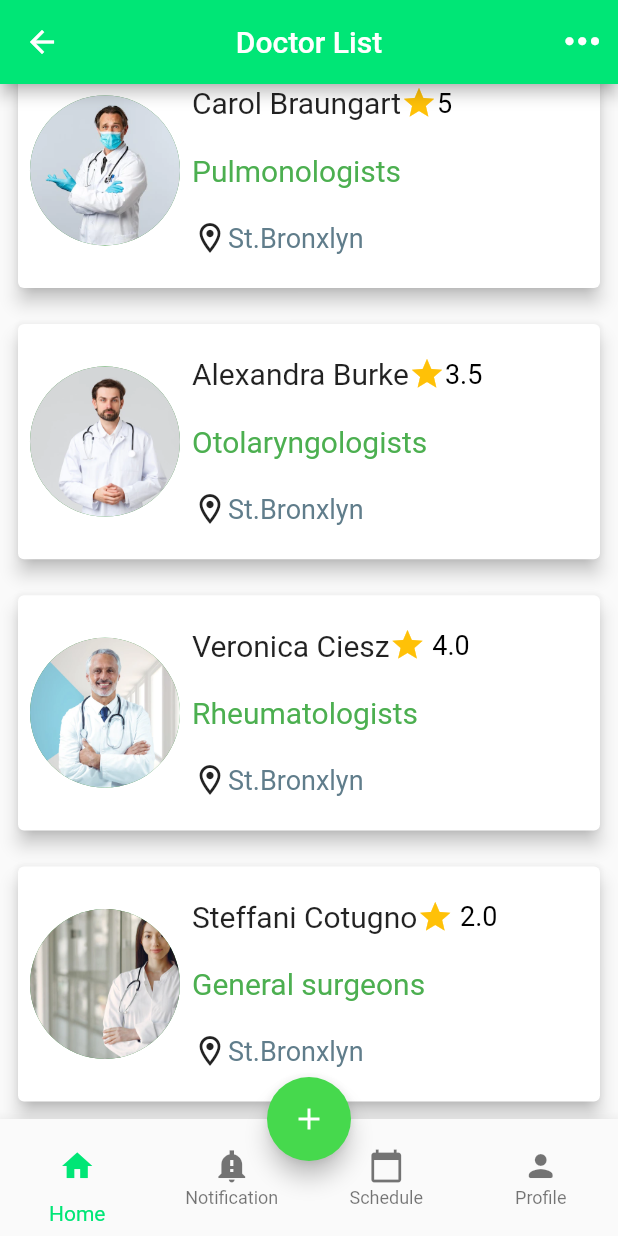
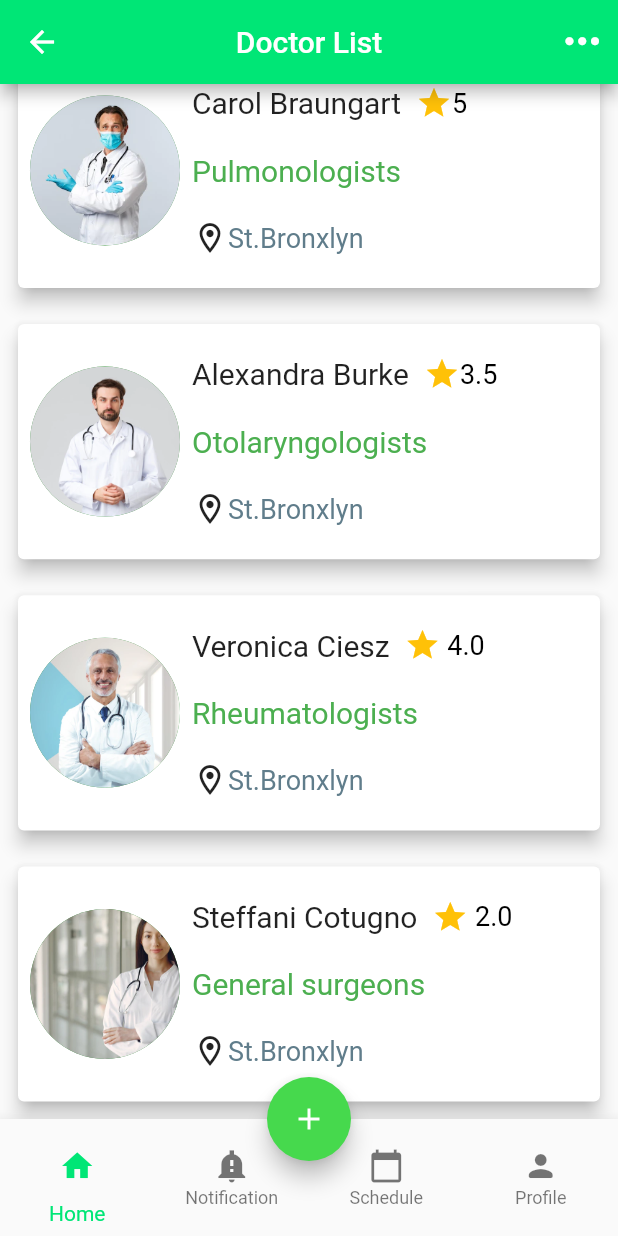
Before and after one commit to engyahmed7/Doctor-Mobile-Application, a Flutter app: the DoctorList screen opened directly, scrolled down 756 dp, on a phone screen of 412 x 824 dp. Run offline on Flutter 3.47's test engine with Material 2 defaults, Android fonts, the phone set to English and light mode, and no system bars; drawn by our look-alikes of flutter_speed_dial.

Commit message:
My Application

```diff
--- a/lib/main.dart
+++ b/lib/main.dart
@@ -62,7 +62,6 @@ class _DoctorListState extends State<DoctorList> {
           child: Container(
             width: size.width,
             height: size.height / 5,
-            // color: Colors.blue,
             child: doctorCard(e),
           ),
         );
@@ -83,7 +82,7 @@ class _DoctorListState extends State<DoctorList> {
             Padding(
               padding: const EdgeInsets.all(8),
               child: CircleAvatar(
-                backgroundImage: AssetImage(doctor.urlPhoto),
+                backgroundImage: AssetImage(doctor.images),
                 radius: 50,
               ),
             ),
@@ -92,6 +91,7 @@ class _DoctorListState extends State<DoctorList> {
               crossAxisAlignment: CrossAxisAlignment.start,
               children: [
                 Row(
+                  mainAxisAlignment: MainAxisAlignment.spaceBetween,
                   children: [
                     Text(
                       doctor.name,
@@ -99,6 +99,7 @@ class _DoctorListState extends State<DoctorList> {
                         fontSize: 20,
                       ),
                     ),
+                    Padding(padding: EdgeInsets.only(left: 10)),
                     Icon(
                       Icons.star,
                       color: Colors.amber,
@@ -222,7 +223,7 @@ class DoctorDetails extends StatelessWidget {
                     Padding(
                       padding: EdgeInsets.all(20),
                       child: CircleAvatar(
-                        backgroundImage: AssetImage(doctor.urlPhoto),
+                        backgroundImage: AssetImage(doctor.images),
                         radius: 50,
                       ),
                     ),
--- a/lib/model/doctor.dart
+++ b/lib/model/doctor.dart
@@ -5,11 +5,11 @@ class Doctor {
   String address;
   String rating;
   String shortDescription;
-  String urlPhoto;
+  String images;
   String Location;
 
   Doctor(this.id, this.name, this.speciality, this.rating, this.address,
-      this.shortDescription, this.urlPhoto, this.Location);
+      this.shortDescription, this.images, this.Location);
 }
 
 List<Doctor> doctors = [
@@ -21,7 +21,7 @@ List<Doctor> doctors = [
       'St.Bronxlyn',
       "Lorem Ipsum is simply dummy text of the printing and typesetting industry. ",
       'images/1.jpg',
-      "loc1.webp"),
+      ""),
   Doctor(
       '2',
       'Alison Baillargeon',
```
